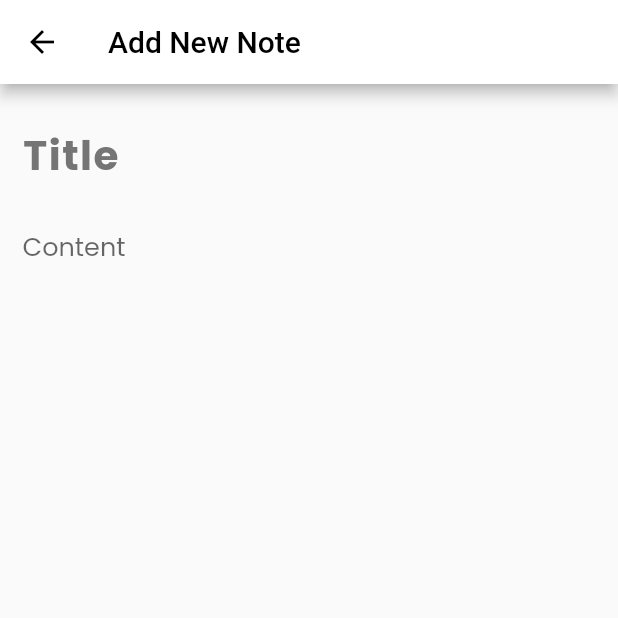
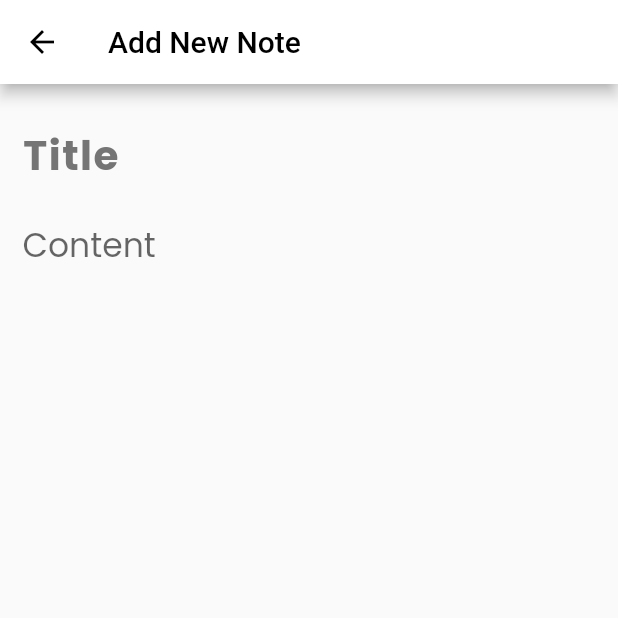
Before and after one commit to iamPiyushNagpal/Notes-App-Flutter, a Flutter app: the AddNewNotePage screen opened directly, on a phone screen of 412 x 824 dp, the top half of it. Run offline on Flutter 3.47's test engine with Material 2 defaults, Android fonts, the phone set to English and light mode, and no system bars; our stand-ins replace get, google_fonts, share, sqflite; accounts and stored records are empty.

Commit message:
Increased Hint Text Font Size

```diff
--- a/lib/pages/add_new_note_page.dart
+++ b/lib/pages/add_new_note_page.dart
@@ -55,7 +55,7 @@ class AddNewNotePage extends StatelessWidget {
                 decoration: InputDecoration(
                   hintText: "Content",
                   hintStyle: TextStyle(
-                    fontSize: 17,
+                    fontSize: 22,
                   ),
                   border: InputBorder.none,
                 ),
```
